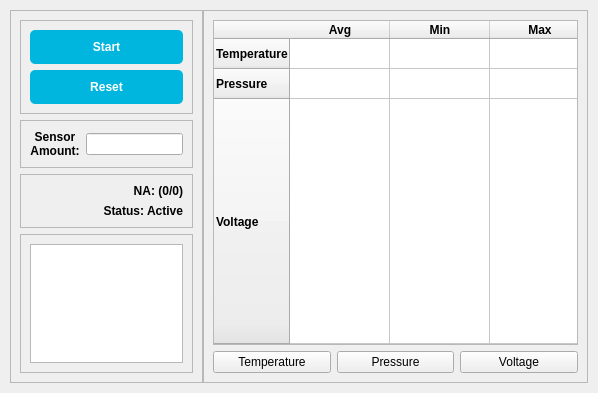
The window that RealTimeProc/mainwindow.ui (lammitch95/RealTimeProcessor) describes before a commit, drawn with Qt 5.
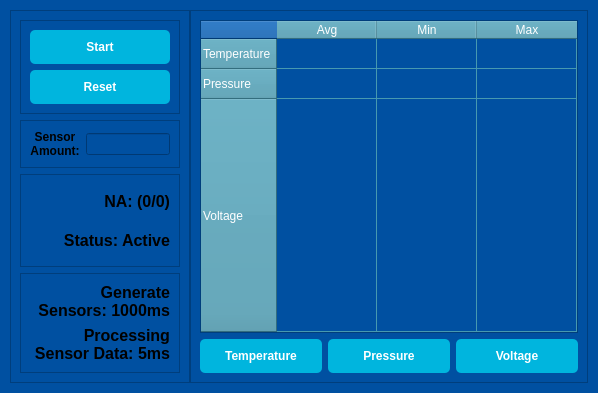
The same window after the commit.

Commit message: integrate thread pool and updated UI

What changed in the file:
```diff
--- a/RealTimeProc/mainwindow.ui
+++ b/RealTimeProc/mainwindow.ui
@@ -19,6 +19,9 @@
   <property name="windowTitle">
    <string>MainWindow</string>
   </property>
+  <property name="styleSheet">
+   <string notr="true">background-color:  rgb(0, 80, 161);</string>
+  </property>
   <widget class="QWidget" name="centralwidget">
    <property name="sizePolicy">
     <sizepolicy hsizetype="Expanding" vsizetype="Expanding">
@@ -56,7 +59,7 @@
       <property name="frameShadow">
        <enum>QFrame::Shadow::Raised</enum>
       </property>
-      <layout class="QVBoxLayout" name="verticalLayout" stretch="1,1,1,5">
+      <layout class="QVBoxLayout" name="verticalLayout" stretch="1,1,2,2">
        <item>
         <widget class="QFrame" name="buttonsPanel">
          <property name="frameShape">
@@ -182,6 +185,7 @@
            <widget class="QLabel" name="LBLProcess">
             <property name="font">
              <font>
+              <pointsize>12</pointsize>
               <bold>true</bold>
              </font>
             </property>
@@ -197,6 +201,7 @@
            <widget class="QLabel" name="LblStatus">
             <property name="font">
              <font>
+              <pointsize>12</pointsize>
               <bold>true</bold>
              </font>
             </property>
@@ -221,7 +226,45 @@
          </property>
          <layout class="QVBoxLayout" name="verticalLayout_5">
           <item>
-           <widget class="QListView" name="SensorsView"/>
+           <widget class="QLabel" name="LblSingleThread">
+            <property name="font">
+             <font>
+              <pointsize>12</pointsize>
+              <bold>true</bold>
+             </font>
+            </property>
+            <property name="text">
+             <string>Generate Sensors: 1000ms</string>
+            </property>
+            <property name="alignment">
+             <set>Qt::AlignmentFlag::AlignRight|Qt::AlignmentFlag::AlignTrailing|Qt::AlignmentFlag::AlignVCenter</set>
+            </property>
+            <property name="wordWrap">
+             <bool>true</bool>
+            </property>
+           </widget>
+          </item>
+          <item>
+           <widget class="QLabel" name="LblMultiThread">
+            <property name="font">
+             <font>
+              <pointsize>12</pointsize>
+              <bold>true</bold>
+             </font>
+            </property>
+            <property name="layoutDirection">
+             <enum>Qt::LayoutDirection::LeftToRight</enum>
+            </property>
+            <property name="text">
+             <string>Processing Sensor Data: 5ms</string>
+            </property>
+            <property name="alignment">
+             <set>Qt::AlignmentFlag::AlignRight|Qt::AlignmentFlag::AlignTrailing|Qt::AlignmentFlag::AlignVCenter</set>
+            </property>
+            <property name="wordWrap">
+             <bool>true</bool>
+            </property>
+           </widget>
           </item>
          </layout>
         </widget>
@@ -247,19 +290,45 @@
        <item>
         <widget class="QTableWidget" name="SensorTable">
          <property name="sizePolicy">
-          <sizepolicy hsizetype="Expanding" vsizetype="Expanding">
-           <horstretch>0</horstretch>
-           <verstretch>0</verstretch>
+          <sizepolicy hsizetype="MinimumExpanding" vsizetype="MinimumExpanding">
+           <horstretch>1</horstretch>
+           <verstretch>1</verstretch>
           </sizepolicy>
          </property>
+         <property name="minimumSize">
+          <size>
+           <width>0</width>
+           <height>0</height>
+          </size>
+         </property>
          <property name="font">
           <font>
+           <pointsize>-1</pointsize>
            <italic>false</italic>
-           <bold>true</bold>
+           <bold>false</bold>
            <underline>false</underline>
            <strikeout>false</strikeout>
           </font>
          </property>
+         <property name="styleSheet">
+          <string notr="true">QTableView {
+    color: white;
+    gridline-color:  rgb(71, 153, 176);;
+    border-color: rgb(71, 153, 176);
+    font: 10px;
+}
+QHeaderView::section {
+    background-color: rgb(71, 153, 176);
+    color: white;
+  
+}
+QTableView::item:focus{
+    border: 2px solid rgb(71, 153, 176);
+    background-color: rgb(255, 254, 229);
+}
+
+</string>
+         </property>
          <property name="lineWidth">
           <number>0</number>
          </property>
@@ -281,17 +350,29 @@
          <property name="autoScrollMargin">
           <number>0</number>
          </property>
+         <property name="showGrid">
+          <bool>true</bool>
+         </property>
          <property name="gridStyle">
           <enum>Qt::PenStyle::SolidLine</enum>
          </property>
          <property name="sortingEnabled">
           <bool>false</bool>
          </property>
+         <property name="wordWrap">
+          <bool>true</bool>
+         </property>
+         <property name="cornerButtonEnabled">
+          <bool>true</bool>
+         </property>
          <attribute name="horizontalHeaderVisible">
           <bool>true</bool>
          </attribute>
          <attribute name="horizontalHeaderCascadingSectionResizes">
-          <bool>false</bool>
+          <bool>true</bool>
+         </attribute>
+         <attribute name="horizontalHeaderMinimumSectionSize">
+          <number>28</number>
          </attribute>
          <attribute name="horizontalHeaderShowSortIndicator" stdset="0">
           <bool>false</bool>
@@ -349,6 +430,17 @@
           <layout class="QHBoxLayout" name="chartNav">
            <item>
             <widget class="QPushButton" name="BtnTempChart">
+             <property name="font">
+              <font>
+               <bold>true</bold>
+              </font>
+             </property>
+             <property name="styleSheet">
+              <string notr="true">background-color:  rgb(0, 181, 222);
+color: white;
+border-radius: 5px;
+padding: 10px;</string>
+             </property>
              <property name="text">
               <string>Temperature</string>
              </property>
@@ -356,6 +448,17 @@
            </item>
            <item>
             <widget class="QPushButton" name="BtnPressChart">
+             <property name="font">
+              <font>
+               <bold>true</bold>
+              </font>
+             </property>
+             <property name="styleSheet">
+              <string notr="true">background-color:  rgb(0, 181, 222);
+color: white;
+border-radius: 5px;
+padding: 10px;</string>
+             </property>
              <property name="text">
               <string>Pressure</string>
              </property>
@@ -363,6 +466,17 @@
            </item>
            <item>
             <widget class="QPushButton" name="BtnVoltageChart">
+             <property name="font">
+              <font>
+               <bold>true</bold>
+              </font>
+             </property>
+             <property name="styleSheet">
+              <string notr="true">background-color:  rgb(0, 181, 222);
+color: white;
+border-radius: 5px;
+padding: 10px;</string>
+             </property>
              <property name="text">
               <string>Voltage</string>
              </property>
```
Left out of the diff: 2 changed lines with no effect on the pictures. The commit also changes 10 other files.
